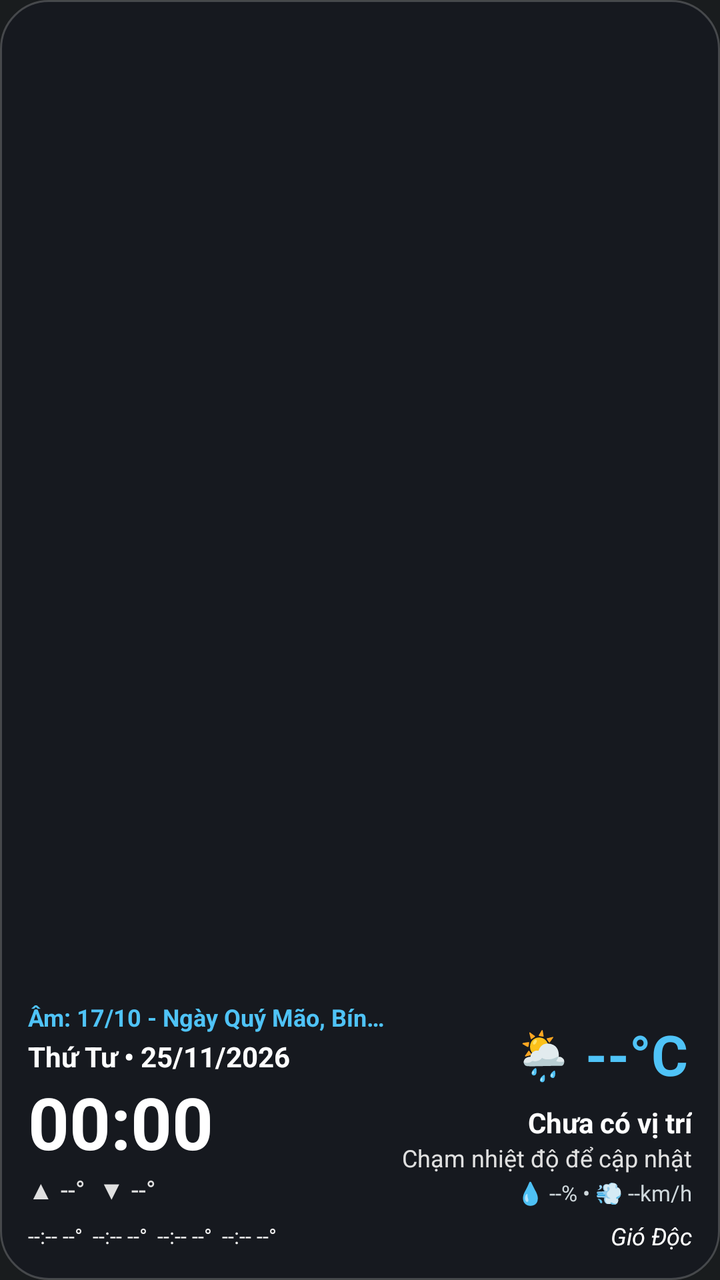
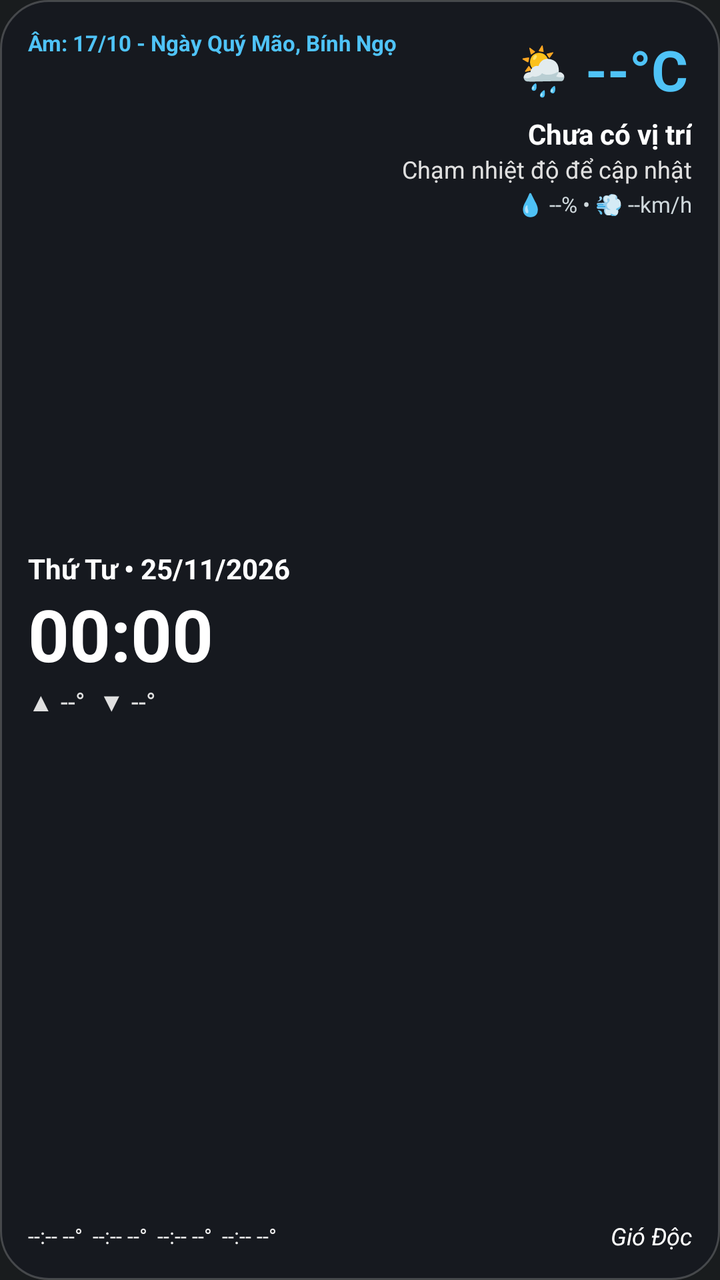

Screens rendered from an Android XML layout before and after an edit, with the pre-edit source and the edit as a unified diff.
<!-- AndroidManifest.xml: application theme android:Theme.DeviceDefault.NoActionBar -->
<!-- res/layout/widget_weather_lunar.xml -->
<?xml version="1.0" encoding="utf-8"?>
<RelativeLayout xmlns:android="http://schemas.android.com/apk/res/android"
    android:id="@+id/widget_root"
    android:layout_width="match_parent"
    android:layout_height="match_parent"
    android:background="@drawable/bg_widget_glass_dark"
    android:padding="14dp">

    
    <LinearLayout
        android:id="@+id/left_column"
        android:layout_width="wrap_content"
        android:layout_height="wrap_content"
        android:layout_above="@+id/bottom_row"
        android:layout_alignParentStart="true"
        android:layout_toStartOf="@+id/right_column"
        android:layout_marginEnd="6dp"
        android:gravity="center_vertical"
        android:orientation="vertical">

        
        <TextView
            android:id="@+id/tv_lunar_date"
            android:layout_width="wrap_content"
            android:layout_height="wrap_content"
            android:ellipsize="end"
            android:maxLines="1"
            android:text="Âm: 17/10 - Ngày Quý Mão, Bính Ngọ"
            android:textColor="#4FC3F7"
            android:textSize="12sp"
            android:textStyle="bold" />

        
        <TextView
            android:id="@+id/tv_solar_date"
            android:layout_width="wrap_content"
            android:layout_height="wrap_content"
            android:layout_marginTop="2dp"
            android:ellipsize="end"
            android:maxLines="1"
            android:text="Thứ Tư • 25/11/2026"
            android:textColor="#FFFFFF"
            android:textSize="14sp"
            android:textStyle="bold" />

        
        <TextClock
            android:id="@+id/tv_clock"
            android:layout_width="wrap_content"
            android:layout_height="wrap_content"
            android:layout_marginTop="4dp"
            android:format12Hour="HH:mm"
            android:format24Hour="HH:mm"
            android:includeFontPadding="false"
            android:maxLines="1"
            android:textColor="#FFFFFF"
            android:textSize="36sp"
            android:textStyle="bold" />

        
        <TextView
            android:id="@+id/tv_min_max_temp"
            android:layout_width="wrap_content"
            android:layout_height="wrap_content"
            android:layout_marginTop="2dp"
            android:maxLines="1"
            android:text="▲ --°  ▼ --°"
            android:textColor="#E0E0E0"
            android:textSize="13sp" />
    </LinearLayout>

    
    <LinearLayout
        android:id="@+id/right_column"
        android:layout_width="wrap_content"
        android:layout_height="wrap_content"
        android:layout_above="@+id/bottom_row"
        android:layout_alignParentEnd="true"
        android:gravity="end|top"
        android:orientation="vertical">

        
        <LinearLayout
            android:id="@+id/btn_refresh_weather"
            android:layout_width="wrap_content"
            android:layout_height="wrap_content"
            android:gravity="center_vertical"
            android:orientation="horizontal"
            android:padding="2dp">

            <TextView
                android:id="@+id/tv_weather_emoji"
                android:layout_width="wrap_content"
                android:layout_height="wrap_content"
                android:layout_marginEnd="6dp"
                android:maxLines="1"
                android:text="🌦️"
                android:textSize="24sp" />

            <TextView
                android:id="@+id/tv_current_temp"
                android:layout_width="wrap_content"
                android:layout_height="wrap_content"
                android:maxLines="1"
                android:text="--°C"
                android:textColor="#4FC3F7"
                android:textSize="28sp"
                android:textStyle="bold" />
        </LinearLayout>

        
        <TextView
            android:id="@+id/tv_location_name"
            android:layout_width="wrap_content"
            android:layout_height="wrap_content"
            android:layout_marginTop="4dp"
            android:ellipsize="end"
            android:maxLines="1"
            android:text="Chưa có vị trí"
            android:textColor="#FFFFFF"
            android:textSize="14sp"
            android:textStyle="bold" />

        
        <TextView
            android:id="@+id/tv_weather_desc"
            android:layout_width="wrap_content"
            android:layout_height="wrap_content"
            android:ellipsize="end"
            android:maxLines="1"
            android:text="Chạm nhiệt độ để cập nhật"
            android:textColor="#E0E0E0"
            android:textSize="12sp" />

        
        <TextView
            android:id="@+id/tv_humidity_wind"
            android:layout_width="wrap_content"
            android:layout_height="wrap_content"
            android:layout_marginTop="2dp"
            android:maxLines="1"
            android:text="💧 --% • 💨 --km/h"
            android:textColor="#CFD8DC"
            android:textSize="11sp" />
    </LinearLayout>

    
    <RelativeLayout
        android:id="@+id/bottom_row"
        android:layout_width="match_parent"
        android:layout_height="wrap_content"
        android:layout_alignParentBottom="true"
        android:layout_marginTop="6dp">

        <LinearLayout
            android:id="@+id/hourly_row"
            android:layout_width="wrap_content"
            android:layout_height="wrap_content"
            android:layout_alignParentStart="true"
            android:layout_centerVertical="true"
            android:layout_toStartOf="@+id/tv_signature"
            android:layout_marginEnd="6dp"
            android:orientation="horizontal">

            <TextView
                android:id="@+id/tv_hour_1"
                android:layout_width="wrap_content"
                android:layout_height="wrap_content"
                android:layout_marginEnd="5dp"
                android:maxLines="1"
                android:text="--:-- --°"
                android:textColor="#EEEEEE"
                android:textSize="10.5sp" />

            <TextView
                android:id="@+id/tv_hour_2"
                android:layout_width="wrap_content"
                android:layout_height="wrap_content"
                android:layout_marginEnd="5dp"
                android:maxLines="1"
                android:text="--:-- --°"
                android:textColor="#EEEEEE"
                android:textSize="10.5sp" />

            <TextView
                android:id="@+id/tv_hour_3"
                android:layout_width="wrap_content"
                android:layout_height="wrap_content"
                android:layout_marginEnd="5dp"
                android:maxLines="1"
                android:text="--:-- --°"
                android:textColor="#EEEEEE"
                android:textSize="10.5sp" />

            <TextView
                android:id="@+id/tv_hour_4"
                android:layout_width="wrap_content"
                android:layout_height="wrap_content"
                android:maxLines="1"
                android:text="--:-- --°"
                android:textColor="#EEEEEE"
                android:textSize="10.5sp" />
        </LinearLayout>

        <TextView
            android:id="@+id/tv_signature"
            android:layout_width="wrap_content"
            android:layout_height="wrap_content"
            android:layout_alignParentEnd="true"
            android:layout_centerVertical="true"
            android:ellipsize="end"
            android:maxLines="1"
            android:text="Gió Độc"
            android:textColor="#FFFFFF"
            android:textSize="12sp"
            android:textStyle="italic" />
    </RelativeLayout>

</RelativeLayout>
<!-- resources referenced by this layout -->
<resources>
  <!-- drawable bg_widget_glass_dark (drawable) -->
  <?xml version="1.0" encoding="utf-8"?>
  <shape xmlns:android="http://schemas.android.com/apk/res/android"
      android:shape="rectangle">
      <solid android:color="#88141820" />
      <stroke
          android:width="1dp"
          android:color="#33FFFFFF" />
      <corners android:radius="24dp" />
  </shape>
</resources>

<!-- the commit's change to res/layout/widget_weather_lunar.xml (unified diff, before → after) -->
@@ -7,35 +7,70 @@
     android:padding="14dp">
 
     
+    <TextView
+        android:id="@+id/tv_lunar_date"
+        android:layout_width="wrap_content"
+        android:layout_height="wrap_content"
+        android:layout_alignParentStart="true"
+        android:layout_alignParentTop="true"
+        android:layout_toStartOf="@+id/btn_refresh_weather"
+        android:layout_marginEnd="6dp"
+        android:maxLines="2"
+        android:text="Âm: 17/10 - Ngày Quý Mão, Bính Ngọ"
+        android:textColor="#4FC3F7"
+        android:textSize="11sp"
+        android:textStyle="bold" />
+
+    
+    <LinearLayout
+        android:id="@+id/btn_refresh_weather"
+        android:layout_width="wrap_content"
+        android:layout_height="wrap_content"
+        android:layout_alignParentEnd="true"
+        android:layout_alignParentTop="true"
+        android:gravity="center_vertical"
+        android:orientation="horizontal"
+        android:padding="2dp">
+
+        <TextView
+            android:id="@+id/tv_weather_emoji"
+            android:layout_width="wrap_content"
+            android:layout_height="wrap_content"
+            android:layout_marginEnd="6dp"
+            android:maxLines="1"
+            android:text="🌦️"
+            android:textSize="24sp" />
+
+        <TextView
+            android:id="@+id/tv_current_temp"
+            android:layout_width="wrap_content"
+            android:layout_height="wrap_content"
+            android:maxLines="1"
+            android:text="--°C"
+            android:textColor="#4FC3F7"
+            android:textSize="28sp"
+            android:textStyle="bold" />
+    </LinearLayout>
+
+    
     <LinearLayout
         android:id="@+id/left_column"
         android:layout_width="wrap_content"
         android:layout_height="wrap_content"
         android:layout_above="@+id/bottom_row"
+        android:layout_below="@+id/tv_lunar_date"
         android:layout_alignParentStart="true"
         android:layout_toStartOf="@+id/right_column"
+        android:layout_marginTop="2dp"
         android:layout_marginEnd="6dp"
         android:gravity="center_vertical"
         android:orientation="vertical">
 
         
         <TextView
-            android:id="@+id/tv_lunar_date"
-            android:layout_width="wrap_content"
-            android:layout_height="wrap_content"
-            android:ellipsize="end"
-            android:maxLines="1"
-            android:text="Âm: 17/10 - Ngày Quý Mão, Bính Ngọ"
-            android:textColor="#4FC3F7"
-            android:textSize="12sp"
-            android:textStyle="bold" />
-
-        
-        <TextView
             android:id="@+id/tv_solar_date"
             android:layout_width="wrap_content"
             android:layout_height="wrap_content"
-            android:layout_marginTop="2dp"
             android:ellipsize="end"
             android:maxLines="1"
             android:text="Thứ Tư • 25/11/2026"
@@ -75,45 +110,17 @@
         android:layout_width="wrap_content"
         android:layout_height="wrap_content"
         android:layout_above="@+id/bottom_row"
+        android:layout_below="@+id/btn_refresh_weather"
         android:layout_alignParentEnd="true"
+        android:layout_marginTop="2dp"
         android:gravity="end|top"
         android:orientation="vertical">
 
         
-        <LinearLayout
-            android:id="@+id/btn_refresh_weather"
-            android:layout_width="wrap_content"
-            android:layout_height="wrap_content"
-            android:gravity="center_vertical"
-            android:orientation="horizontal"
-            android:padding="2dp">
-
-            <TextView
-                android:id="@+id/tv_weather_emoji"
-                android:layout_width="wrap_content"
-                android:layout_height="wrap_content"
-                android:layout_marginEnd="6dp"
-                android:maxLines="1"
-                android:text="🌦️"
-                android:textSize="24sp" />
-
-            <TextView
-                android:id="@+id/tv_current_temp"
-                android:layout_width="wrap_content"
-                android:layout_height="wrap_content"
-                android:maxLines="1"
-                android:text="--°C"
-                android:textColor="#4FC3F7"
-                android:textSize="28sp"
-                android:textStyle="bold" />
-        </LinearLayout>
-
-        
         <TextView
             android:id="@+id/tv_location_name"
             android:layout_width="wrap_content"
             android:layout_height="wrap_content"
-            android:layout_marginTop="4dp"
             android:ellipsize="end"
             android:maxLines="1"
             android:text="Chưa có vị trí"
